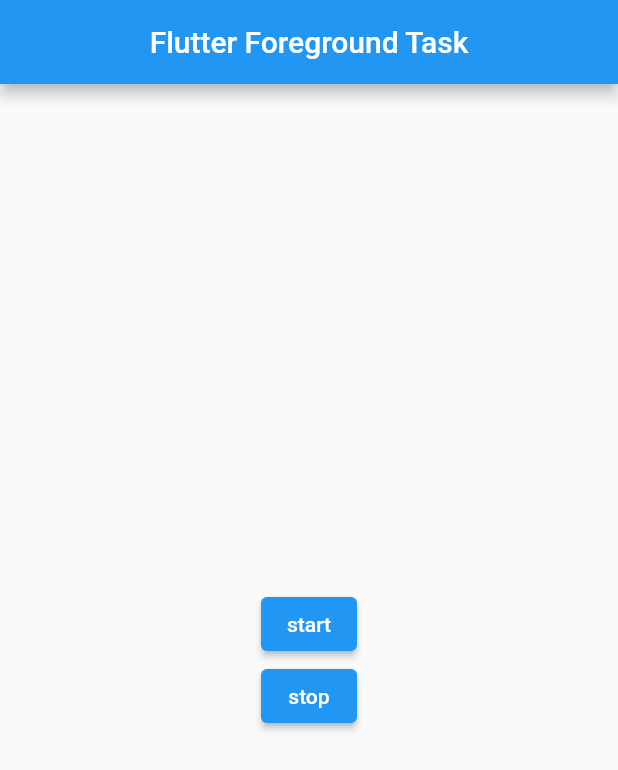
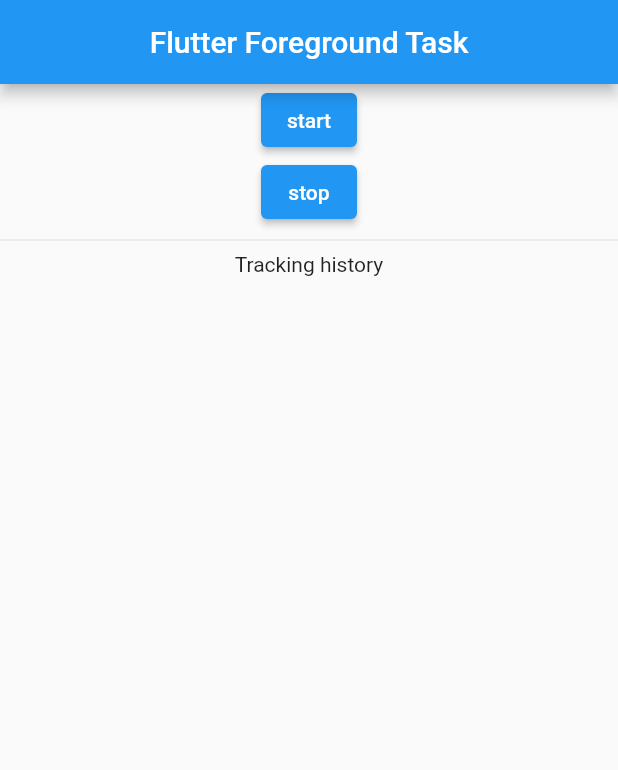
Before and after one commit to futureware-tech/flutter_foreground_service, a Flutter app: the screen it shows after launch, on a phone screen of 412 x 824 dp. Shown: the top 770 px of the screen. Run offline on Flutter 3.47's test engine with Material 2 defaults, Android fonts, the phone set to English and light mode, and no system bars; our stand-ins replace geolocator; missing offline and left inert: flutter_foreground_task; statements that could not run were skipped.

Commit message:
Send geolocation to main isolate

```diff
--- a/lib/main.dart
+++ b/lib/main.dart
@@ -4,6 +4,7 @@
 import 'package:flutter/material.dart';
 import 'package:flutter_foreground_task/flutter_foreground_task.dart';
 import 'package:geolocator/geolocator.dart';
+import 'package:intl/intl.dart';
 
 void main() => runApp(const ExampleApp());
 
@@ -15,6 +16,7 @@
 
 class FirstTaskHandler extends TaskHandler {
   late Timer periodicTimer;
+  final Map<String, String> locationHistory = {};
 
   @override
   Future<void> onStart(DateTime timestamp, SendPort? sendPort) async {
@@ -22,13 +24,22 @@
     final customData =
         await FlutterForegroundTask.getData<String>(key: 'customData');
     print('customData: $customData');
+
+    _updateLocation(sendPort);
     periodicTimer = Timer.periodic(const Duration(seconds: 5), (tick) async {
-      print('tick: ${DateTime.now()}');
+      await _updateLocation(sendPort);
+    });
+  }
+
+  Future<void> _updateLocation(SendPort? sendPort) async {
     final location = await Geolocator.getCurrentPosition(
       desiredAccuracy: LocationAccuracy.best,
     );
-      print('Location lat ${location.latitude} long = ${location.longitude}');
-    });
+    locationHistory[DateFormat(DateFormat.HOUR24_MINUTE_SECOND)
+            .format(DateTime.now())] =
+        'lat ${location.latitude} lon = ${location.longitude}';
+    sendPort?.send(locationHistory);
+    print('Location lat ${location.latitude} lon = ${location.longitude}');
   }
 
   @override
@@ -57,6 +68,7 @@
 
 class _ExampleAppState extends State<ExampleApp> {
   ReceivePort? _receivePort;
+  Map<String, String> history = {};
 
   Future<void> _initForegroundTask() async {
     await FlutterForegroundTask.init(
@@ -143,16 +155,16 @@
     if (receivePort != null) {
       _receivePort = receivePort;
       _receivePort?.listen((message) {
-        if (message is DateTime) {
-          print('receive timestamp: $message');
-        } else if (message is int) {
-          print('receive updateCount: $message');
+        if (message is Map<String, String>) {
+          setState(() {
+            history.clear();
+            history.addAll(message);
+          });
         }
       });
 
       return true;
     }
-
     return false;
   }
 
@@ -189,22 +201,30 @@
     );
   }
 
-  Widget _buildContentView() {
-    return Center(
-      child: Column(
-        mainAxisAlignment: MainAxisAlignment.center,
+  Widget _historyInfoWidget() {
+    List<String> historyResult =
+        history.entries.map((e) => '${e.key} - ${e.value}').toList();
+    return ListView.builder(
+      shrinkWrap: true,
+      itemCount: historyResult.length,
+      itemBuilder: (context, i) => Text(historyResult[i]),
+    );
+  }
+
+  Widget _buildContentView() => Column(
+        crossAxisAlignment: CrossAxisAlignment.center,
         children: [
           _buildTestButton('start', onPressed: _startForegroundTask),
           _buildTestButton('stop', onPressed: _stopForegroundTask),
+          Divider(),
+          Text('Tracking history'),
+          Expanded(child: _historyInfoWidget()),
         ],
-      ),
       );
-  }
 
-  Widget _buildTestButton(String text, {VoidCallback? onPressed}) {
-    return ElevatedButton(
+  Widget _buildTestButton(String text, {VoidCallback? onPressed}) =>
+      ElevatedButton(
         child: Text(text),
         onPressed: onPressed,
       );
 }
-}
--- a/pubspec.yaml
+++ b/pubspec.yaml
@@ -25,6 +25,7 @@
     sdk: flutter
   flutter_foreground_task: ^3.5.2
   geolocator: ^8.0.0
+  intl:
 
   # The following adds the Cupertino Icons font to your application.
   # Use with the CupertinoIcons class for iOS style icons.
```
Also changed, not shown: pubspec.lock, 1 other file. Lines whose indentation alone changed are shown as unchanged.
